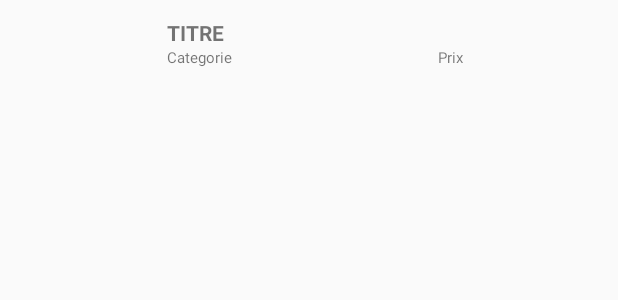
After one commit to ynov-informatique-lyon-1621/android-project, an Android app: the layout activity_detail.xml on its own in the app's theme, with its tools: preview values and no code run, on a phone screen of 412 x 824 dp. The commit adds this screen. Shown: the top 300 px of the screen. Run offline under Robolectric (Android 15) with nearby library versions, the phone set to English and light mode, and no system bars.

Commit message:
added App Detail

```diff
--- a/app/src/main/AndroidManifest.xml
+++ b/app/src/main/AndroidManifest.xml
@@ -23,6 +23,7 @@
         </activity>
         <activity android:name=".app.ActivityDashboard" />
         <activity android:name=".app.ActivityForm" />
+        <activity android:name=".app.ActivityDetail"></activity>
     </application>
 
 </manifest>
--- a/app/src/main/java/com/ynov/informatiqueb2/lesbonnesaffairesdebibi/app/ActivityDashboard.java
+++ b/app/src/main/java/com/ynov/informatiqueb2/lesbonnesaffairesdebibi/app/ActivityDashboard.java
@@ -10,11 +10,14 @@ import android.view.Menu;
 import android.view.MenuInflater;
 import android.view.MenuItem;
 
+import android.view.View;
+import android.widget.ListView;
 import android.widget.SearchView;
 import android.widget.Toast;
 
 import com.ynov.informatiqueb2.lesbonnesaffairesdebibi.R;
 import com.ynov.informatiqueb2.lesbonnesaffairesdebibi.controller.GetViewController;
+import com.ynov.informatiqueb2.lesbonnesaffairesdebibi.model.AdvertList;
 
 
 public class ActivityDashboard extends AppCompatActivity {
--- a/app/src/main/java/com/ynov/informatiqueb2/lesbonnesaffairesdebibi/app/ActivityForm.java
+++ b/app/src/main/java/com/ynov/informatiqueb2/lesbonnesaffairesdebibi/app/ActivityForm.java
@@ -21,6 +21,7 @@ public class ActivityForm extends AppCompatActivity {
         protected void onCreate (Bundle savedInstanceState){
         super.onCreate(savedInstanceState);
         setContentView(R.layout.activity_form);
+        setTitle("Formulaire de connexion");
 
         final SharedPreferences sharedPreferences = PreferenceManager.getDefaultSharedPreferences(ActivityForm.this);
 
--- /dev/null
+++ b/app/src/main/res/layout/activity_detail.xml
@@ -0,0 +1,47 @@
+<?xml version="1.0" encoding="utf-8"?>
+<RelativeLayout xmlns:android="http://schemas.android.com/apk/res/android"
+    xmlns:app="http://schemas.android.com/apk/res-auto"
+    xmlns:tools="http://schemas.android.com/tools"
+    android:layout_width="match_parent"
+    android:layout_height="match_parent"
+    tools:context=".app.ActivityDetail">
+
+
+    <TextView
+        android:id="@+id/TitleDetailView"
+        android:layout_width="wrap_content"
+        android:layout_height="wrap_content"
+        android:layout_alignParentStart="true"
+        android:layout_alignParentTop="true"
+        android:layout_marginStart="111dp"
+        android:layout_marginTop="12dp"
+        android:text="Titre"
+        android:textAllCaps="true"
+        android:textSize="14sp"
+        android:textStyle="bold"
+        android:visibility="visible" />
+
+    <TextView
+        android:id="@+id/CatDetailView"
+        android:layout_width="wrap_content"
+        android:layout_height="wrap_content"
+        android:layout_alignStart="@+id/TitleDetailView"
+        android:layout_below="@+id/TitleDetailView"
+        android:text="Categorie"
+        android:textSize="10sp"
+        android:typeface="serif"
+        android:visibility="visible"
+        app:fontFamily="sans-serif" />
+
+    <TextView
+        android:id="@+id/PriceDetailView"
+        android:layout_width="wrap_content"
+        android:layout_height="wrap_content"
+        android:layout_alignParentEnd="true"
+        android:layout_alignTop="@+id/CatDetailView"
+        android:layout_marginEnd="103dp"
+        android:text="Prix"
+        android:textSize="10sp"
+        android:visibility="visible" />
+
+</RelativeLayout>
--- a/app/src/main/res/values/strings.xml
+++ b/app/src/main/res/values/strings.xml
@@ -17,4 +17,8 @@
     <string name="vider">Vider</string>
     <string name="search_hint" />
     <string name="app_search" />
+    <string name="action_add">Déposer une annonce</string>
+    <string name="action_edit">Modifier une annonces</string>
+    <string name="action_favorites">Favoris</string>
+    <string name="action_home">Accueil</string>
 </resources>
```
Also changed, not shown: app/src/main/java/com/ynov/informatiqueb2/lesbonnesaffairesdebibi/adapter/AdvertViewAdapter.java (+4 -8 lines), app/src/main/java/com/ynov/informatiqueb2/lesbonnesaffairesdebibi/app/ActivityDetail.java (added, +16 -0 lines), app/src/main/res/menu/menu_activity_dashboard.xml (+13 -2 lines).
